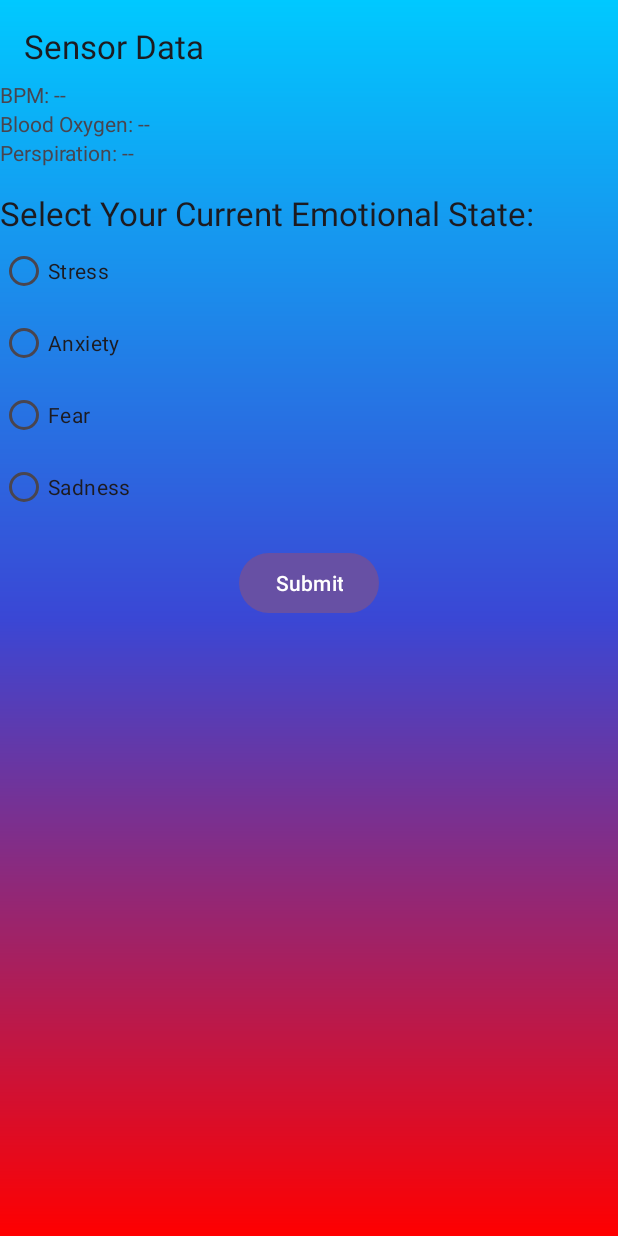
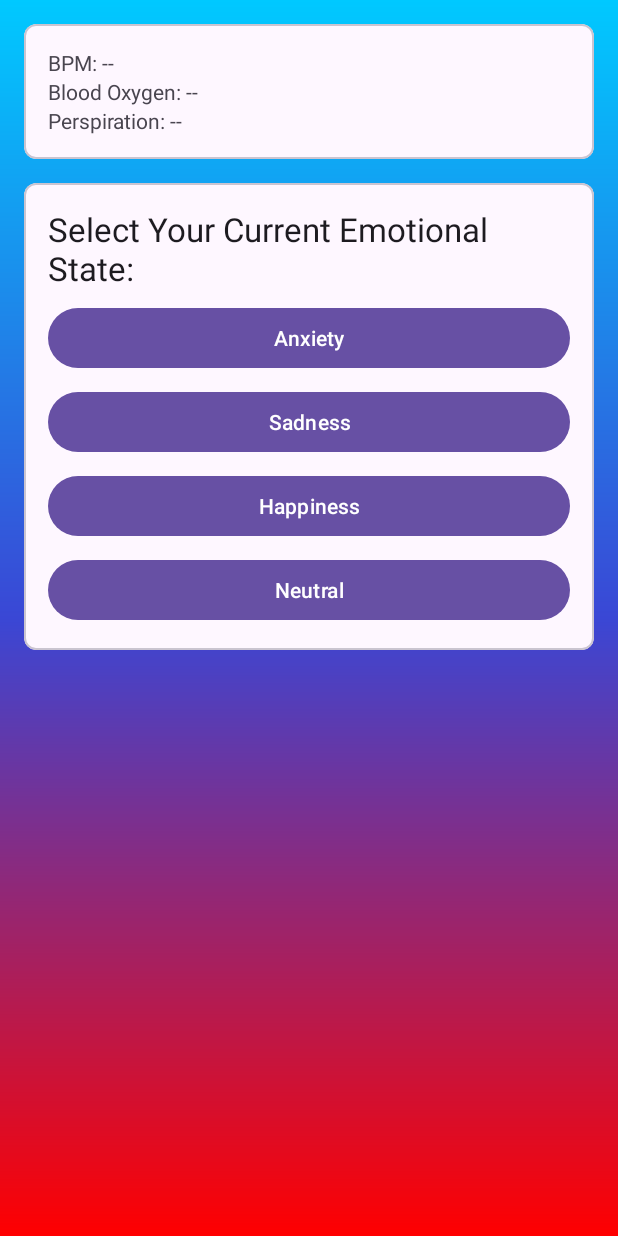
Before and after one commit to ELECTRONICA-2501/ZensorApp, an Android app: the PromptUserQs screen opened directly, with no data from a screen before it, on a phone screen of 412 x 824 dp. Run offline under Robolectric (Android 15) with nearby library versions, the phone set to English and light mode, and no system bars; our stand-ins replace Firebase (no records; nobody signed in at launch, a user with empty details on screens opened directly).

Commit message:
updated fixed promptUserclass

```diff
--- a/app/src/main/AndroidManifest.xml
+++ b/app/src/main/AndroidManifest.xml
@@ -18,7 +18,7 @@
         </activity>
         <activity
             android:name=".MeditationSessionActivity"
-            android:exported="false" />
+            android:exported="true" />
         <activity
             android:name=".PromptUserQs"
             android:exported="true" />
--- a/app/src/main/java/com/example/zensorapp/DashboardPhaseListActivity.java
+++ b/app/src/main/java/com/example/zensorapp/DashboardPhaseListActivity.java
@@ -10,6 +10,7 @@ import androidx.appcompat.app.AppCompatActivity;
 import androidx.core.graphics.Insets;
 import androidx.core.view.ViewCompat;
 import androidx.core.view.WindowInsetsCompat;
+
 
 
 public class DashboardPhaseListActivity extends AppCompatActivity {
--- a/app/src/main/java/com/example/zensorapp/PromptUserQs.java
+++ b/app/src/main/java/com/example/zensorapp/PromptUserQs.java
@@ -1,133 +1,74 @@
-//package com.example.zensorapp;
-//
-//import android.os.Bundle;
-//import android.widget.Button;
-//import android.widget.RadioButton;
-//import android.widget.RadioGroup;
-//import android.widget.TextView;
-//import android.widget.Toast;
-//import androidx.activity.EdgeToEdge;
-//import androidx.appcompat.app.AppCompatActivity;
-//import androidx.core.graphics.Insets;
-//import androidx.core.view.ViewCompat;
-//import androidx.core.view.WindowInsetsCompat;
-//
-//import com.google.firebase.firestore.FirebaseFirestore;
-////import firebase realtimedatabase
-//import com.google.firebase.database.FirebaseDatabase;
-//
-//public class PromptUserQs extends AppCompatActivity {
-//
-//    private TextView bpmData, oxygenData, perspirationData;
-//    private RadioGroup emotionGroup;
-//    private Button submitButton;
-//    private FirebaseFirestore db;
-//
-//    @Override
-//    protected void onCreate(Bundle savedInstanceState) {
-//        super.onCreate(savedInstanceState);
-//        EdgeToEdge.enable(this);
-//        setContentView(R.layout.activity_prompt_user_qs);
-//        ViewCompat.setOnApplyWindowInsetsListener(findViewById(R.id.main), (v, insets) -> {
-//            Insets systemBars = insets.getInsets(WindowInsetsCompat.Type.systemBars());
-//            v.setPadding(systemBars.left, systemBars.top, systemBars.right, systemBars.bottom);
-//            return WindowInsetsCompat.CONSUMED;
-//        });
-//
-//        // Initialize UI components
-//        bpmData = findViewById(R.id.bpmData);
-//        oxygenData = findViewById(R.id.oxygenData);
-//        perspirationData = findViewById(R.id.perspirationData);
-//        emotionGroup = findViewById(R.id.emotionGroup);
-//        submitButton = findViewById(R.id.submitButton);
-//
-//        // Initialize Firebase Firestore
-//        db = FirebaseFirestore.getInstance();
-//
-//        // Set up button click listener
-//        submitButton.setOnClickListener(v -> handleSubmit());
-//    }
-//
-//    private void handleSubmit() {
-//        int selectedId = emotionGroup.getCheckedRadioButtonId();
-//        // Check if any radio button is selected
-//        if (selectedId == -1) {
-//            Toast.makeText(this, "Please select an emotion.", Toast.LENGTH_SHORT).show();
-//            return;
-//        }
-//
-//        RadioButton selectedRadioButton = findViewById(selectedId);
-//        String selectedEmotion = selectedRadioButton.getText().toString();
-//        String bpm = bpmData.getText().toString();
-//        String oxygen = oxygenData.getText().toString();
-//        String perspiration = perspirationData.getText().toString();
-//
-//        SensorData sensorData = new SensorData(bpm, oxygen, perspiration, selectedEmotion);
-//
-//        db.collection("SensorReadings").add(sensorData)
-//                .addOnSuccessListener(documentReference -> Toast.makeText(PromptUserQs.this, "Data saved successfully!", Toast.LENGTH_SHORT).show())
-//                .addOnFailureListener(e -> Toast.makeText(PromptUserQs.this, "Error saving data.", Toast.LENGTH_SHORT).show());
-//    }
-//
-//    static class SensorData {
-//        String bpm, oxygen, perspiration, emotion;
-//
-//        public SensorData(String bpm, String oxygen, String perspiration, String emotion) {
-//            this.bpm = bpm;
-//            this.oxygen = oxygen; // Corrected a potential typo here
-//            this.perspiration = perspiration;
-//            this.emotion = emotion;
-//        }
-//    }
-//}
 package com.example.zensorapp;
-
 import android.os.Bundle;
-import android.widget.TextView;
+import android.widget.ArrayAdapter;
+import android.widget.Button;
+import android.widget.ListView;
+import android.widget.Toast;
 import androidx.appcompat.app.AppCompatActivity;
 import com.google.firebase.database.DataSnapshot;
 import com.google.firebase.database.DatabaseError;
 import com.google.firebase.database.DatabaseReference;
 import com.google.firebase.database.FirebaseDatabase;
 import com.google.firebase.database.ValueEventListener;
+import com.example.zensorapp.R;
+
+import java.util.ArrayList;
 
 public class PromptUserQs extends AppCompatActivity {
 
-    private TextView bpmData, oxygenData, perspirationData;
+    private ListView listView;
+    private Button Anxiety, Sadness, Happiness, Neutral;
 
     @Override
     protected void onCreate(Bundle savedInstanceState) {
         super.onCreate(savedInstanceState);
         setContentView(R.layout.activity_prompt_user_qs);
 
-        // Initialize UI components
-        bpmData = findViewById(R.id.bpmData);
-        oxygenData = findViewById(R.id.oxygenData);
-        perspirationData = findViewById(R.id.perspirationData);
+        // Initialize UI components for displaying the sensor data and emotion buttons
+        listView = findViewById(R.id.listView);
+        Anxiety = findViewById(R.id.Anxiety);
+        Sadness = findViewById(R.id.Sadness);
+        Happiness = findViewById(R.id.Happiness);
+        Neutral = findViewById(R.id.Neutral);
 
-        // Initialize Firebase Database
-        FirebaseDatabase database = FirebaseDatabase.getInstance();
-        DatabaseReference ref = database.getReference("SensorReadings");
+        // Setup button listeners for each emotion which will update Firebase
+        setupButtonListeners();
 
-        // Attach a listener to read the data
-        ref.addValueEventListener(new ValueEventListener() {
+        // Setup the ListView with an ArrayAdapter to display sensor readings
+        final ArrayList<String> list = new ArrayList<>();
+        ArrayAdapter<String> adapter = new ArrayAdapter<>(this, android.R.layout.simple_list_item_1, list);
+        listView.setAdapter(adapter);
+
+        // Firebase reference pointing to "SensorReadings"
+        DatabaseReference reference = FirebaseDatabase.getInstance().getReference().child("SensorReadings");
+        reference.addValueEventListener(new ValueEventListener() {
             @Override
             public void onDataChange(DataSnapshot dataSnapshot) {
-                if (dataSnapshot.exists()) {
-                    String bpm = dataSnapshot.child("BPM").getValue(String.class);
-                    String oxygen = dataSnapshot.child("Oxygen").getValue(String.class);
-                    String perspiration = dataSnapshot.child("Perspiration").getValue(String.class);
-
-                    bpmData.setText(bpm);
-                    oxygenData.setText(oxygen);
-                    perspirationData.setText(perspiration);
+                list.clear(); // Clear the existing list
+                for (DataSnapshot snapshot : dataSnapshot.getChildren()) {
+                    list.add(snapshot.getValue().toString()); // Add new data to the list
                 }
+                adapter.notifyDataSetChanged(); // Notify adapter of data change
             }
 
             @Override
             public void onCancelled(DatabaseError databaseError) {
-                System.out.println("The read failed: " + databaseError.getCode());
+                Toast.makeText(PromptUserQs.this, "Failed to read data: " + databaseError.getMessage(), Toast.LENGTH_SHORT).show();
             }
         });
     }
+
+    private void setupButtonListeners() {
+        // Setup listeners for each button, recording the emotion to Firebase when clicked
+        Anxiety.setOnClickListener(v -> recordEmotion("Anxiety"));
+        Sadness.setOnClickListener(v -> recordEmotion("Sadness"));
+        Happiness.setOnClickListener(v -> recordEmotion("Happiness"));
+        Neutral.setOnClickListener(v -> recordEmotion("Neutral"));
+    }
+
+    private void recordEmotion(String emotion) {
+        // This function pushes the selected emotion to Firebase under the corresponding child node
+        FirebaseDatabase.getInstance().getReference().child(emotion).push().child("Emotion").setValue(emotion);
+        Toast.makeText(this, "Emotion " + emotion + " selected.", Toast.LENGTH_SHORT).show();
+    }
 }
--- a/app/src/main/res/layout/activity_prompt_user_qs.xml
+++ b/app/src/main/res/layout/activity_prompt_user_qs.xml
@@ -8,97 +8,107 @@
     android:background="@drawable/gradient_zen"
     tools:context=".PromptUserQs">
 
-    <TextView
-        android:id="@+id/sensorDataTitle"
-        android:layout_width="wrap_content"
-        android:layout_height="wrap_content"
-        android:text="Sensor Data"
-        android:textAppearance="@style/TextAppearance.AppCompat.Large"
+    <!-- ListView for displaying data -->
+    <ListView
+        android:id="@+id/listView"
+        android:layout_width="0dp"
+        android:layout_height="0dp"
+        android:layout_marginTop="16dp"
+        android:layout_marginStart="16dp"
+        android:layout_marginEnd="16dp"
         app:layout_constraintTop_toTopOf="parent"
         app:layout_constraintStart_toStartOf="parent"
-        android:layout_marginTop="16dp"
-        android:layout_marginStart="16dp"/>
+        app:layout_constraintEnd_toEndOf="parent"
+        app:layout_constraintBottom_toTopOf="@id/sensorCard"/>
+
+    <!-- Sensor Data Section inside a CardView -->
+    <com.google.android.material.card.MaterialCardView
+        android:id="@+id/sensorCard"
+        android:layout_width="0dp"
+        android:layout_height="wrap_content"
+        android:layout_margin="16dp"
+        app:cardCornerRadius="8dp"
+        app:layout_constraintTop_toBottomOf="@id/listView"
+        app:layout_constraintStart_toStartOf="parent"
+        app:layout_constraintEnd_toEndOf="parent">
+
+        <LinearLayout
+            android:layout_width="match_parent"
+            android:layout_height="wrap_content"
+            android:orientation="vertical"
+            android:padding="16dp">
 
             <TextView
                 android:id="@+id/bpmData"
-        android:layout_width="0dp"
+                android:layout_width="match_parent"
                 android:layout_height="wrap_content"
-        android:text="BPM: --"
-        app:layout_constraintTop_toBottomOf="@id/sensorDataTitle"
-        app:layout_constraintStart_toStartOf="parent"
-        app:layout_constraintEnd_toEndOf="parent"
-        android:layout_marginTop="8dp"/>
+                android:text="BPM: --" />
 
             <TextView
                 android:id="@+id/oxygenData"
-        android:layout_width="0dp"
+                android:layout_width="match_parent"
                 android:layout_height="wrap_content"
-        android:text="Blood Oxygen: --"
-        app:layout_constraintTop_toBottomOf="@id/bpmData"
-        app:layout_constraintStart_toStartOf="parent"
-        app:layout_constraintEnd_toEndOf="parent"/>
+                android:text="Blood Oxygen: --" />
 
             <TextView
                 android:id="@+id/perspirationData"
+                android:layout_width="match_parent"
+                android:layout_height="wrap_content"
+                android:text="Perspiration: --" />
+        </LinearLayout>
+    </com.google.android.material.card.MaterialCardView>
+
+    <!-- Emotional State Section inside a CardView -->
+    <com.google.android.material.card.MaterialCardView
+        android:id="@+id/emotionCard"
         android:layout_width="0dp"
         android:layout_height="wrap_content"
-        android:text="Perspiration: --"
-        app:layout_constraintTop_toBottomOf="@id/oxygenData"
+        android:layout_margin="16dp"
+        app:cardCornerRadius="8dp"
+        app:layout_constraintTop_toBottomOf="@id/sensorCard"
         app:layout_constraintStart_toStartOf="parent"
-        app:layout_constraintEnd_toEndOf="parent"/>
+        app:layout_constraintEnd_toEndOf="parent">
 
-    <!-- Emotional State Poll -->
+        <LinearLayout
+            android:layout_width="match_parent"
+            android:layout_height="wrap_content"
+            android:orientation="vertical"
+            android:padding="16dp">
+
             <TextView
                 android:id="@+id/emotionPollTitle"
-        android:layout_width="0dp"
+                android:layout_width="match_parent"
                 android:layout_height="wrap_content"
                 android:text="Select Your Current Emotional State:"
-        android:textAppearance="@style/TextAppearance.AppCompat.Large"
-        app:layout_constraintTop_toBottomOf="@id/perspirationData"
-        app:layout_constraintStart_toStartOf="parent"
-        app:layout_constraintEnd_toEndOf="parent"
-        android:layout_marginTop="16dp"/>
-
-    <RadioGroup
-        android:id="@+id/emotionGroup"
-        android:layout_width="wrap_content"
-        android:layout_height="wrap_content"
-        android:orientation="vertical"
-        app:layout_constraintTop_toBottomOf="@id/emotionPollTitle"
-        app:layout_constraintStart_toStartOf="@id/emotionPollTitle">
-
-        <RadioButton
-            android:id="@+id/radioStress"
-            android:layout_width="wrap_content"
-            android:layout_height="wrap_content"
-            android:text="Stress"/>
-
-        <RadioButton
-            android:id="@+id/radioAnxiety"
-            android:layout_width="wrap_content"
-            android:layout_height="wrap_content"
-            android:text="Anxiety"/>
-
-        <RadioButton
-            android:id="@+id/radioFear"
-            android:layout_width="wrap_content"
-            android:layout_height="wrap_content"
-            android:text="Fear"/>
-
-        <RadioButton
-            android:id="@+id/radioSadness"
-            android:layout_width="wrap_content"
-            android:layout_height="wrap_content"
-            android:text="Sadness"/>
-    </RadioGroup>
+                android:textAppearance="@style/TextAppearance.AppCompat.Large" />
 
             <Button
-        android:id="@+id/submitButton"
-        android:layout_width="wrap_content"
+                android:id="@+id/Anxiety"
+                android:layout_width="match_parent"
                 android:layout_height="wrap_content"
-        android:text="Submit"
-        app:layout_constraintTop_toBottomOf="@id/emotionGroup"
-        app:layout_constraintStart_toStartOf="parent"
-        app:layout_constraintEnd_toEndOf="parent"
-        android:layout_marginTop="16dp"/>
+                android:text="Anxiety"
+                android:layout_marginTop="8dp" />
+
+            <Button
+                android:id="@+id/Sadness"
+                android:layout_width="match_parent"
+                android:layout_height="wrap_content"
+                android:text="Sadness"
+                android:layout_marginTop="8dp" />
+
+            <Button
+                android:id="@+id/Happiness"
+                android:layout_width="match_parent"
+                android:layout_height="wrap_content"
+                android:text="Happiness"
+                android:layout_marginTop="8dp" />
+
+            <Button
+                android:id="@+id/Neutral"
+                android:layout_width="match_parent"
+                android:layout_height="wrap_content"
+                android:text="Neutral"
+                android:layout_marginTop="8dp" />
+        </LinearLayout>
+    </com.google.android.material.card.MaterialCardView>
 </androidx.constraintlayout.widget.ConstraintLayout>
```
Lines whose indentation alone changed are shown as unchanged.
